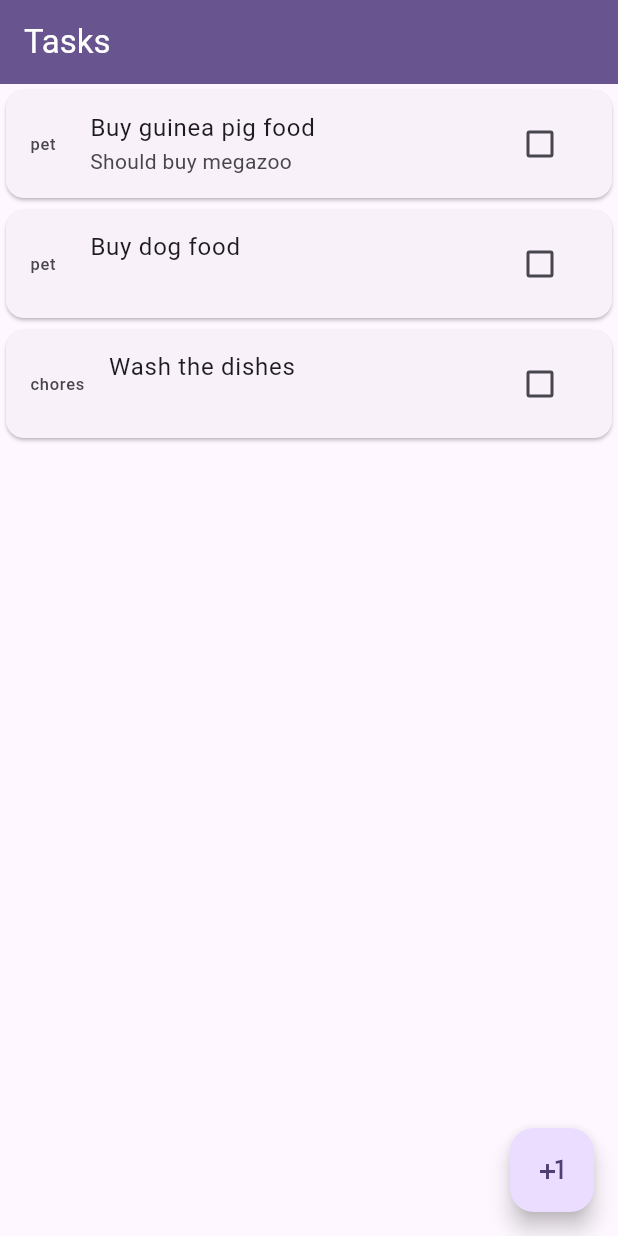
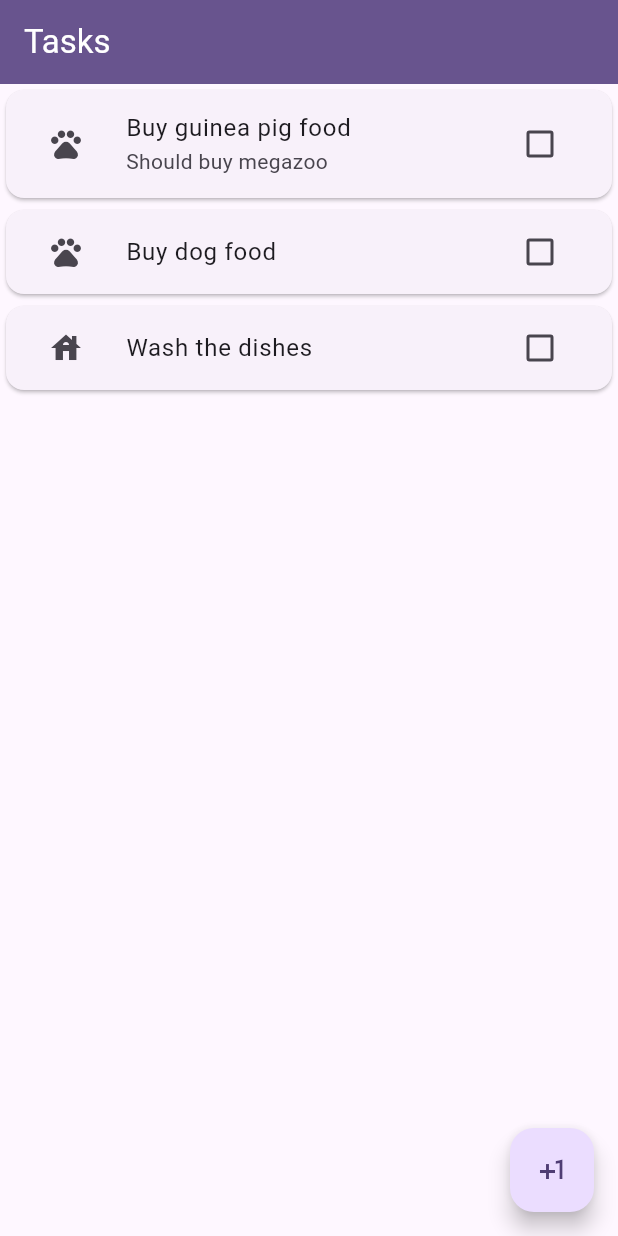
Before and after one commit to CodandoTV/todoapp_flutter, a Flutter app: the screen it shows after launch, on a phone screen of 412 x 824 dp. Run offline on Flutter 3.47's test engine with Material 3 defaults, Android fonts, the phone set to English and light mode, and no system bars.

```diff
--- a/lib/presentation/home/home_screen.dart
+++ b/lib/presentation/home/home_screen.dart
@@ -4,6 +4,7 @@ import 'package:todo_app/domain/model/task.dart';
 import 'package:todo_app/domain/usecases/get_tasks_usecase.dart';
 import 'package:todo_app/domain/usecases/update_task_status_usecase.dart';
 import 'package:todo_app/presentation/todo_app_route_factory.dart';
+import 'package:todo_app/presentation/widgets/task_type_extension.dart';
 import 'package:todo_app/presentation/widgets/task_widget.dart';
 import '../widgets/custom_app_bar.dart';
 
@@ -68,7 +69,7 @@ class _HomeScreenState extends State<HomeScreen> {
             return TaskWidget(
               title: task.title,
               desc: task.desc,
-              category: task.type.name,
+              icon: task.type.toIcon(),
               isChecked: task.isCompleted,
               onCheckChanged: (value) => {
                 _onCheckChanged(
--- a/lib/presentation/widgets/task_widget.dart
+++ b/lib/presentation/widgets/task_widget.dart
@@ -4,7 +4,7 @@ class TaskWidget extends StatelessWidget {
   final String title;
   final String? desc;
   final bool isChecked;
-  final String category;
+  final IconData icon;
   final Function(bool?) onCheckChanged;
 
   const TaskWidget({
@@ -12,7 +12,7 @@ class TaskWidget extends StatelessWidget {
     required this.title,
     required this.desc,
     required this.isChecked,
-    required this.category,
+    required this.icon,
     required this.onCheckChanged,
   });
 
@@ -27,14 +27,21 @@ class TaskWidget extends StatelessWidget {
               isChecked ? TextDecoration.lineThrough : TextDecoration.none,
         ),
       ),
-      leading: Text(category),
-      subtitle: Text(
-        desc ?? "",
-        style: TextStyle(
-          decoration:
-              isChecked ? TextDecoration.lineThrough : TextDecoration.none,
-        ),
+      leading: SizedBox(
+        height: 48,
+        width: 48,
+        child: Icon(icon),
       ),
+      subtitle: desc != null
+          ? Text(
+              desc!,
+              style: TextStyle(
+                decoration: isChecked
+                    ? TextDecoration.lineThrough
+                    : TextDecoration.none,
+              ),
+            )
+          : null,
       trailing: Checkbox(
         value: isChecked,
         onChanged: onCheckChanged,
```
Also changed, not shown: lib/presentation/widgets/task_type_extension.dart (added, +18 -0 lines).
